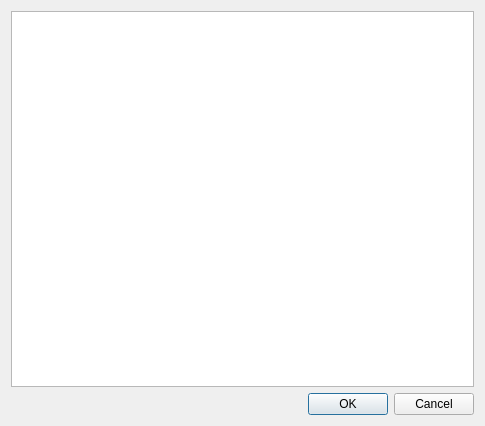
The window that eiskaltdcpp-qt/ui/UIScriptManager.ui (eiskaltdcpp/eiskaltdcpp) describes before a commit, drawn with Qt 5.
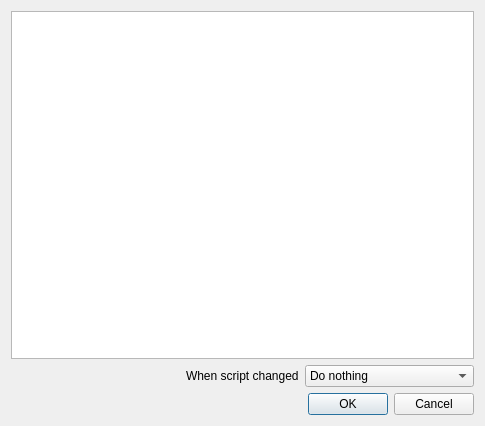
The same window after the commit.

Commit message: EiskaltDC++ Qt:   * Set action for changed JS-scripts (do nothing/ask user/reload it). Fixed issue #1195.

The edit to the form file:
```diff
--- a/eiskaltdcpp-qt/ui/UIScriptManager.ui
+++ b/eiskaltdcpp-qt/ui/UIScriptManager.ui
@@ -14,7 +14,56 @@
    <string>Dialog</string>
   </property>
   <layout class="QGridLayout" name="gridLayout">
-   <item row="0" column="0">
+   <item row="1" column="2">
+    <widget class="QComboBox" name="comboBox">
+     <item>
+      <property name="text">
+       <string>Do nothing</string>
+      </property>
+     </item>
+     <item>
+      <property name="text">
+       <string>Ask user</string>
+      </property>
+     </item>
+     <item>
+      <property name="text">
+       <string>Reload it</string>
+      </property>
+     </item>
+    </widget>
+   </item>
+   <item row="1" column="1">
+    <widget class="QLabel" name="label">
+     <property name="text">
+      <string>When script changed</string>
+     </property>
+    </widget>
+   </item>
+   <item row="2" column="2">
+    <widget class="QDialogButtonBox" name="buttonBox">
+     <property name="orientation">
+      <enum>Qt::Horizontal</enum>
+     </property>
+     <property name="standardButtons">
+      <set>QDialogButtonBox::Cancel|QDialogButtonBox::Ok</set>
+     </property>
+    </widget>
+   </item>
+   <item row="1" column="0">
+    <spacer name="horizontalSpacer">
+     <property name="orientation">
+      <enum>Qt::Horizontal</enum>
+     </property>
+     <property name="sizeHint" stdset="0">
+      <size>
+       <width>40</width>
+       <height>20</height>
+      </size>
+     </property>
+    </spacer>
+   </item>
+   <item row="0" column="0" colspan="3">
     <widget class="QTreeView" name="treeView">
      <property name="editTriggers">
       <set>QAbstractItemView::DoubleClicked</set>
@@ -39,16 +88,6 @@
      </property>
     </widget>
    </item>
-   <item row="1" column="0">
-    <widget class="QDialogButtonBox" name="buttonBox">
-     <property name="orientation">
-      <enum>Qt::Horizontal</enum>
-     </property>
-     <property name="standardButtons">
-      <set>QDialogButtonBox::Cancel|QDialogButtonBox::Ok</set>
-     </property>
-    </widget>
-   </item>
   </layout>
  </widget>
  <resources/>
```
The commit also changes 3 other files.
